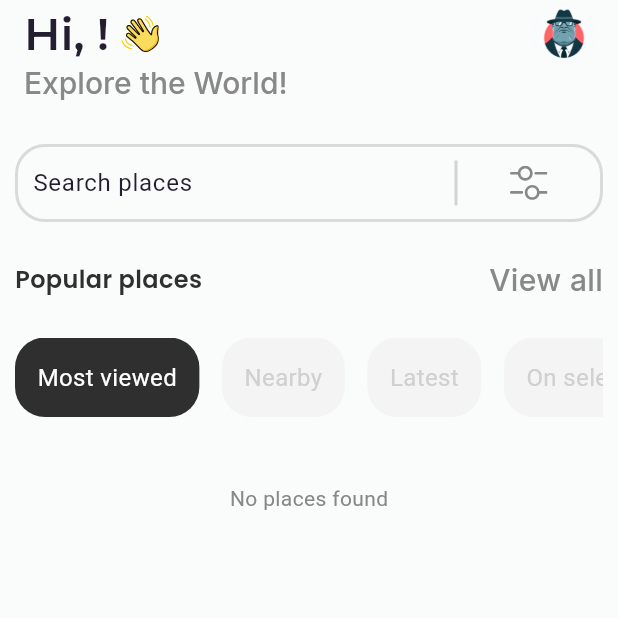
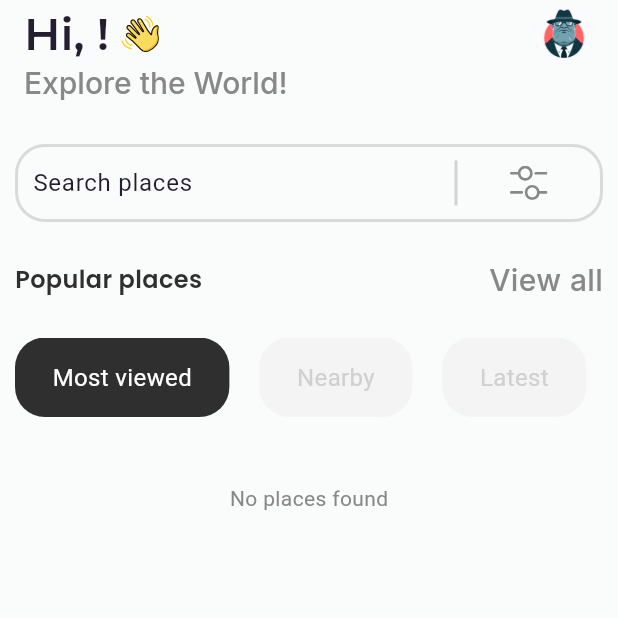
Before and after one commit to nabsba/FlutterFamousPlace, a Flutter app: the HomePage screen opened by its route, on a phone screen of 412 x 824 dp, the top half of it. Run offline on Flutter 3.47's test engine with Material 3 defaults, Android fonts, the phone set to English and light mode, and no system bars; our stand-ins replace connectivity_plus, firebase_auth, firebase_core, firebase_storage, flutter_riverpod, flutter_secure_storage and 11 more; missing offline and left inert: dart:ffi, jwt_decode; accounts and stored records are empty; generated files the repository leaves out were written again.

Commit message:
style(SelectMenu.dart): increase margin left

```diff
--- a/lib/features/famousPlaces/components/SelectMenu.dart
+++ b/lib/features/famousPlaces/components/SelectMenu.dart
@@ -34,8 +34,8 @@ class SelectMenuType extends ConsumerWidget {
             },
             child: Container(
               margin: EdgeInsets.only(
-                  left: index > 0 ? 15.0 : 0.0), // Add spacing between items
-              padding: const EdgeInsets.symmetric(horizontal: 15, vertical: 15),
+                  left: index > 0 ? 20.0 : 0.0), // Add spacing between items
+              padding: const EdgeInsets.symmetric(horizontal: 25, vertical: 15),
               decoration: BoxDecoration(
                 color: isSelected
                     ? const Color(0xFF2F2F2F)
```
